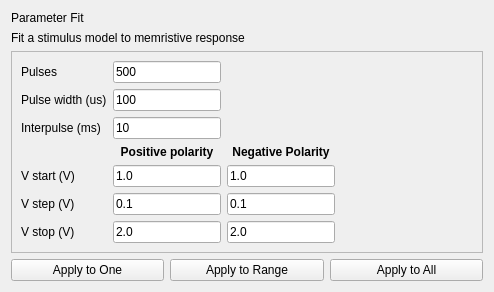
Old version of the form uis/pf.ui in the repository arc-instruments/arc1_pyqt.
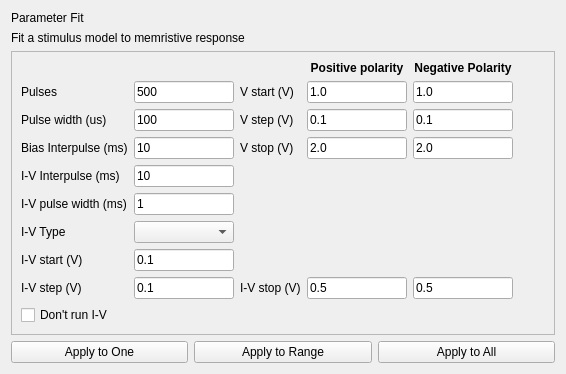
New version of the form.

Commit message:
Add an option to run an IV after each biasing step in ParameterFit
The IV is run and the different parts (FormFinder and CurverTracer) are
"de-multiplexed" correctly. However nothing useful is done with the
CT data as of now.

```diff
--- a/uis/pf.ui
+++ b/uis/pf.ui
@@ -6,8 +6,8 @@
    <rect>
     <x>0</x>
     <y>0</y>
-    <width>494</width>
-    <height>282</height>
+    <width>566</width>
+    <height>357</height>
    </rect>
   </property>
   <property name="windowTitle">
@@ -71,41 +71,24 @@
       <enum>QFrame::Raised</enum>
      </property>
      <layout class="QGridLayout" name="gridLayout_2">
-      <item row="4" column="0">
-       <widget class="QLabel" name="label_2">
-        <property name="text">
-         <string>V start (V)</string>
-        </property>
-       </widget>
-      </item>
-      <item row="5" column="0">
-       <widget class="QLabel" name="label_3">
-        <property name="text">
-         <string>V step (V)</string>
-        </property>
-       </widget>
-      </item>
       <item row="6" column="0">
-       <widget class="QLabel" name="label_4">
+       <widget class="QLabel" name="label_13">
         <property name="text">
-         <string>V stop (V)</string>
+         <string>I-V Type</string>
         </property>
        </widget>
       </item>
-      <item row="3" column="2">
-       <widget class="QLabel" name="label_6">
-        <property name="styleSheet">
-         <string notr="true">font-weight:bold;</string>
-        </property>
+      <item row="6" column="1">
+       <widget class="QComboBox" name="IVTypeCombo"/>
+      </item>
+      <item row="5" column="0">
+       <widget class="QLabel" name="label_14">
         <property name="text">
-         <string>Negative Polarity</string>
+         <string>I-V pulse width (ms)</string>
         </property>
-        <property name="alignment">
-         <set>Qt::AlignCenter</set>
-        </property>
        </widget>
       </item>
-      <item row="7" column="0">
+      <item row="14" column="0">
        <spacer name="verticalSpacer">
         <property name="orientation">
          <enum>Qt::Vertical</enum>
@@ -118,66 +101,14 @@
         </property>
        </spacer>
       </item>
-      <item row="6" column="1">
-       <widget class="QLineEdit" name="VStopPosEdit">
-        <property name="sizePolicy">
-         <sizepolicy hsizetype="Maximum" vsizetype="Fixed">
-          <horstretch>0</horstretch>
-          <verstretch>0</verstretch>
-         </sizepolicy>
-        </property>
-        <property name="text">
-         <string>2.0</string>
-        </property>
-       </widget>
-      </item>
-      <item row="5" column="1">
-       <widget class="QLineEdit" name="VStepPosEdit">
-        <property name="sizePolicy">
-         <sizepolicy hsizetype="Maximum" vsizetype="Fixed">
-          <horstretch>0</horstretch>
-          <verstretch>0</verstretch>
-         </sizepolicy>
-        </property>
-        <property name="text">
-         <string>0.1</string>
-        </property>
-       </widget>
-      </item>
-      <item row="6" column="2">
-       <widget class="QLineEdit" name="VStopNegEdit">
-        <property name="sizePolicy">
-         <sizepolicy hsizetype="Maximum" vsizetype="Fixed">
-          <horstretch>0</horstretch>
-          <verstretch>0</verstretch>
-         </sizepolicy>
-        </property>
-        <property name="text">
-         <string>2.0</string>
-        </property>
-       </widget>
-      </item>
-      <item row="5" column="2">
-       <widget class="QLineEdit" name="VStepNegEdit">
-        <property name="sizePolicy">
-         <sizepolicy hsizetype="Maximum" vsizetype="Fixed">
-          <horstretch>0</horstretch>
-          <verstretch>0</verstretch>
-         </sizepolicy>
-        </property>
-        <property name="text">
-         <string>0.1</string>
-        </property>
-       </widget>
-      </item>
-      <item row="0" column="0">
+      <item row="1" column="0">
        <widget class="QLabel" name="label">
         <property name="text">
          <string>Pulses</string>
         </property>
        </widget>
       </item>
-      <item row="0" column="1">
+      <item row="1" column="1">
        <widget class="QLineEdit" name="nrPulsesEdit">
         <property name="sizePolicy">
          <sizepolicy hsizetype="Maximum" vsizetype="Fixed">
@@ -190,46 +121,27 @@
         </property>
        </widget>
       </item>
-      <item row="4" column="1">
-       <widget class="QLineEdit" name="VStartPosEdit">
-        <property name="sizePolicy">
-         <sizepolicy hsizetype="Maximum" vsizetype="Fixed">
-          <horstretch>0</horstretch>
-          <verstretch>0</verstretch>
-         </sizepolicy>
-        </property>
-        <property name="text">
-         <string>1.0</string>
-        </property>
-       </widget>
-      </item>
-      <item row="4" column="2">
-       <widget class="QLineEdit" name="VStartNegEdit">
-        <property name="sizePolicy">
-         <sizepolicy hsizetype="Maximum" vsizetype="Fixed">
-          <horstretch>0</horstretch>
-          <verstretch>0</verstretch>
-         </sizepolicy>
-        </property>
-        <property name="text">
-         <string>1.0</string>
-        </property>
-       </widget>
-      </item>
       <item row="3" column="1">
-       <widget class="QLabel" name="label_5">
-        <property name="styleSheet">
-         <string notr="true">font-weight:bold;</string>
+       <widget class="QLineEdit" name="interpulseEdit">
+        <property name="sizePolicy">
+         <sizepolicy hsizetype="Maximum" vsizetype="Fixed">
+          <horstretch>0</horstretch>
+          <verstretch>0</verstretch>
+         </sizepolicy>
         </property>
         <property name="text">
-         <string>Positive polarity</string>
+         <string>10</string>
         </property>
-        <property name="alignment">
-         <set>Qt::AlignCenter</set>
+       </widget>
+      </item>
+      <item row="3" column="0">
+       <widget class="QLabel" name="label_8">
+        <property name="text">
+         <string>Bias Interpulse (ms)</string>
         </property>
        </widget>
       </item>
-      <item row="1" column="1">
+      <item row="2" column="1">
        <widget class="QLineEdit" name="pulseWidthEdit">
         <property name="sizePolicy">
          <sizepolicy hsizetype="Maximum" vsizetype="Fixed">
@@ -243,46 +155,257 @@
        </widget>
       </item>
       <item row="2" column="0">
-       <widget class="QLabel" name="label_8">
-        <property name="text">
-         <string>Interpulse (ms)</string>
-        </property>
-       </widget>
-      </item>
-      <item row="2" column="1">
-       <widget class="QLineEdit" name="interpulseEdit">
-        <property name="sizePolicy">
-         <sizepolicy hsizetype="Maximum" vsizetype="Fixed">
-          <horstretch>0</horstretch>
-          <verstretch>0</verstretch>
-         </sizepolicy>
-        </property>
-        <property name="text">
-         <string>10</string>
-        </property>
-       </widget>
-      </item>
-      <item row="1" column="0">
        <widget class="QLabel" name="label_7">
         <property name="text">
          <string>Pulse width (us)</string>
         </property>
        </widget>
       </item>
-      <item row="4" column="3">
-       <spacer name="horizontalSpacer_2">
-        <property name="orientation">
-         <enum>Qt::Horizontal</enum>
+      <item row="4" column="0">
+       <widget class="QLabel" name="label_12">
+        <property name="text">
+         <string>I-V Interpulse (ms)</string>
         </property>
-        <property name="sizeHint" stdset="0">
-         <size>
-          <width>40</width>
-          <height>20</height>
-         </size>
+       </widget>
+      </item>
+      <item row="5" column="1">
+       <widget class="QLineEdit" name="IVPwEdit">
+        <property name="sizePolicy">
+         <sizepolicy hsizetype="Maximum" vsizetype="Fixed">
+          <horstretch>0</horstretch>
+          <verstretch>0</verstretch>
+         </sizepolicy>
         </property>
-       </spacer>
+        <property name="text">
+         <string>1</string>
+        </property>
+       </widget>
       </item>
-      <item row="0" column="2" colspan="2">
+      <item row="4" column="1">
+       <widget class="QLineEdit" name="IVInterpulseEdit">
+        <property name="sizePolicy">
+         <sizepolicy hsizetype="Maximum" vsizetype="Fixed">
+          <horstretch>0</horstretch>
+          <verstretch>0</verstretch>
+         </sizepolicy>
+        </property>
+        <property name="text">
+         <string>10</string>
+        </property>
+       </widget>
+      </item>
+      <item row="8" column="0">
+       <widget class="QLabel" name="label_10">
+        <property name="text">
+         <string>I-V step (V)</string>
+        </property>
+       </widget>
+      </item>
+      <item row="8" column="1">
+       <widget class="QLineEdit" name="IVStepEdit">
+        <property name="sizePolicy">
+         <sizepolicy hsizetype="Maximum" vsizetype="Fixed">
+          <horstretch>0</horstretch>
+          <verstretch>0</verstretch>
+         </sizepolicy>
+        </property>
+        <property name="text">
+         <string>0.1</string>
+        </property>
+       </widget>
+      </item>
+      <item row="1" column="3">
+       <widget class="QLineEdit" name="VStartPosEdit">
+        <property name="sizePolicy">
+         <sizepolicy hsizetype="Maximum" vsizetype="Fixed">
+          <horstretch>0</horstretch>
+          <verstretch>0</verstretch>
+         </sizepolicy>
+        </property>
+        <property name="text">
+         <string>1.0</string>
+        </property>
+       </widget>
+      </item>
+      <item row="2" column="2">
+       <widget class="QLabel" name="label_3">
+        <property name="text">
+         <string>V step (V)</string>
+        </property>
+       </widget>
+      </item>
+      <item row="2" column="3">
+       <widget class="QLineEdit" name="VStepPosEdit">
+        <property name="sizePolicy">
+         <sizepolicy hsizetype="Maximum" vsizetype="Fixed">
+          <horstretch>0</horstretch>
+          <verstretch>0</verstretch>
+         </sizepolicy>
+        </property>
+        <property name="text">
+         <string>0.1</string>
+        </property>
+       </widget>
+      </item>
+      <item row="3" column="4">
+       <widget class="QLineEdit" name="VStopNegEdit">
+        <property name="sizePolicy">
+         <sizepolicy hsizetype="Maximum" vsizetype="Fixed">
+          <horstretch>0</horstretch>
+          <verstretch>0</verstretch>
+         </sizepolicy>
+        </property>
+        <property name="text">
+         <string>2.0</string>
+        </property>
+       </widget>
+      </item>
+      <item row="3" column="3">
+       <widget class="QLineEdit" name="VStopPosEdit">
+        <property name="sizePolicy">
+         <sizepolicy hsizetype="Maximum" vsizetype="Fixed">
+          <horstretch>0</horstretch>
+          <verstretch>0</verstretch>
+         </sizepolicy>
+        </property>
+        <property name="text">
+         <string>2.0</string>
+        </property>
+       </widget>
+      </item>
+      <item row="2" column="4">
+       <widget class="QLineEdit" name="VStepNegEdit">
+        <property name="sizePolicy">
+         <sizepolicy hsizetype="Maximum" vsizetype="Fixed">
+          <horstretch>0</horstretch>
+          <verstretch>0</verstretch>
+         </sizepolicy>
+        </property>
+        <property name="text">
+         <string>0.1</string>
+        </property>
+       </widget>
+      </item>
+      <item row="3" column="2">
+       <widget class="QLabel" name="label_4">
+        <property name="text">
+         <string>V stop (V)</string>
+        </property>
+       </widget>
+      </item>
+      <item row="8" column="4">
+       <widget class="QLineEdit" name="IVStopNegEdit">
+        <property name="sizePolicy">
+         <sizepolicy hsizetype="Maximum" vsizetype="Fixed">
+          <horstretch>0</horstretch>
+          <verstretch>0</verstretch>
+         </sizepolicy>
+        </property>
+        <property name="text">
+         <string>0.5</string>
+        </property>
+       </widget>
+      </item>
+      <item row="8" column="3">
+       <widget class="QLineEdit" name="IVStopPosEdit">
+        <property name="sizePolicy">
+         <sizepolicy hsizetype="Maximum" vsizetype="Fixed">
+          <horstretch>0</horstretch>
+          <verstretch>0</verstretch>
+         </sizepolicy>
+        </property>
+        <property name="text">
+         <string>0.5</string>
+        </property>
+       </widget>
+      </item>
+      <item row="8" column="2">
+       <widget class="QLabel" name="label_11">
+        <property name="text">
+         <string>I-V stop (V)</string>
+        </property>
+       </widget>
+      </item>
+      <item row="7" column="1">
+       <widget class="QLineEdit" name="IVStartEdit">
+        <property name="sizePolicy">
+         <sizepolicy hsizetype="Maximum" vsizetype="Fixed">
+          <horstretch>0</horstretch>
+          <verstretch>0</verstretch>
+         </sizepolicy>
+        </property>
+        <property name="text">
+         <string>0.1</string>
+        </property>
+       </widget>
+      </item>
+      <item row="7" column="0">
+       <widget class="QLabel" name="label_9">
+        <property name="text">
+         <string>I-V start (V)</string>
+        </property>
+       </widget>
+      </item>
+      <item row="9" column="0">
+       <widget class="QCheckBox" name="noIVCheckBox">
+        <property name="text">
+         <string>Don't run I-V</string>
+        </property>
+       </widget>
+      </item>
+      <item row="1" column="4">
+       <widget class="QLineEdit" name="VStartNegEdit">
+        <property name="sizePolicy">
+         <sizepolicy hsizetype="Maximum" vsizetype="Fixed">
+          <horstretch>0</horstretch>
+          <verstretch>0</verstretch>
+         </sizepolicy>
+        </property>
+        <property name="text">
+         <string>1.0</string>
+        </property>
+       </widget>
+      </item>
+      <item row="1" column="2">
+       <widget class="QLabel" name="label_2">
+        <property name="text">
+         <string>V start (V)</string>
+        </property>
+       </widget>
+      </item>
+      <item row="0" column="4">
+       <widget class="QLabel" name="label_6">
+        <property name="sizePolicy">
+         <sizepolicy hsizetype="Minimum" vsizetype="Preferred">
+          <horstretch>0</horstretch>
+          <verstretch>0</verstretch>
+         </sizepolicy>
+        </property>
+        <property name="styleSheet">
+         <string notr="true">font-weight:bold;</string>
+        </property>
+        <property name="text">
+         <string>Negative Polarity</string>
+        </property>
+        <property name="alignment">
+         <set>Qt::AlignCenter</set>
+        </property>
+       </widget>
+      </item>
+      <item row="0" column="3">
+       <widget class="QLabel" name="label_5">
+        <property name="styleSheet">
+         <string notr="true">font-weight:bold;</string>
+        </property>
+        <property name="text">
+         <string>Positive polarity</string>
+        </property>
+        <property name="alignment">
+         <set>Qt::AlignCenter</set>
+        </property>
+       </widget>
+      </item>
+      <item row="2" column="5">
        <spacer name="horizontalSpacer">
         <property name="orientation">
          <enum>Qt::Horizontal</enum>
```
Left out of the diff: 6 changed lines with no effect on the pictures. The commit also changes 2 other files.
